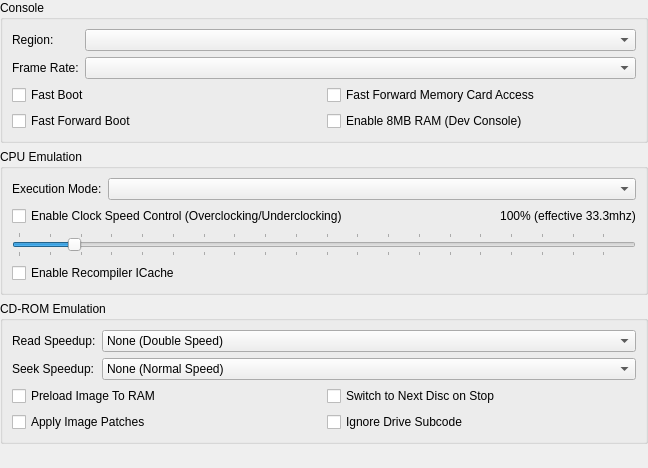
Qt form src/duckstation-qt/consolesettingswidget.ui (kofxi3584karlayang/duckstation) before a commit.
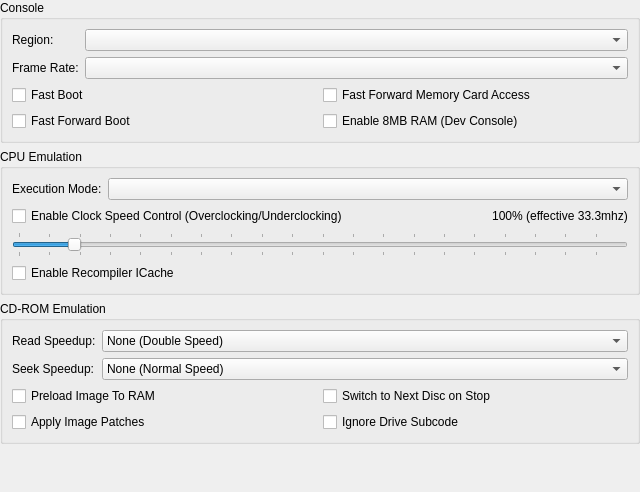
The same form after that commit.

Commit message: Qt: Disable UI for fast boot & disc speedup if marked incompatible in the DB (#3525)

Patch:
```diff
--- a/src/duckstation-qt/consolesettingswidget.ui
+++ b/src/duckstation-qt/consolesettingswidget.ui
@@ -6,8 +6,8 @@
    <rect>
     <x>0</x>
     <y>0</y>
-    <width>648</width>
-    <height>468</height>
+    <width>640</width>
+    <height>492</height>
    </rect>
   </property>
   <layout class="QVBoxLayout" name="verticalLayout">
```
Left out of the diff: 4 changed lines with no effect on the pictures. The commit also changes 2 other files.
